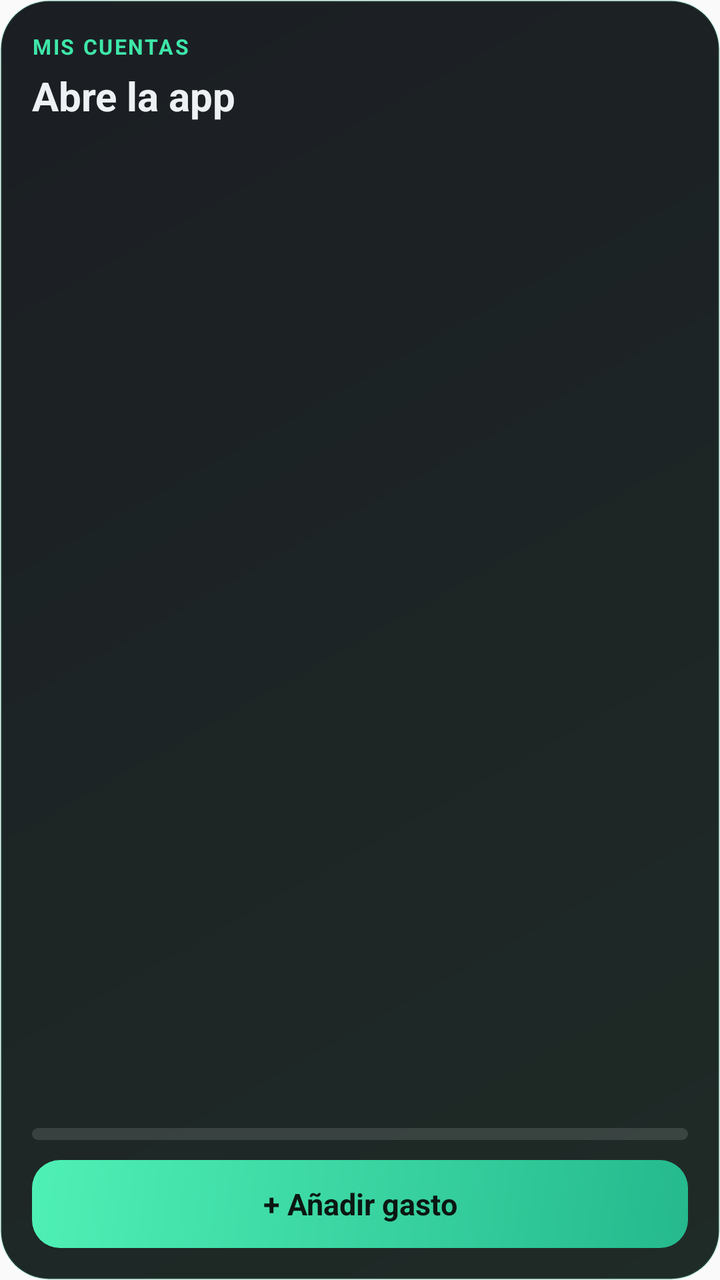
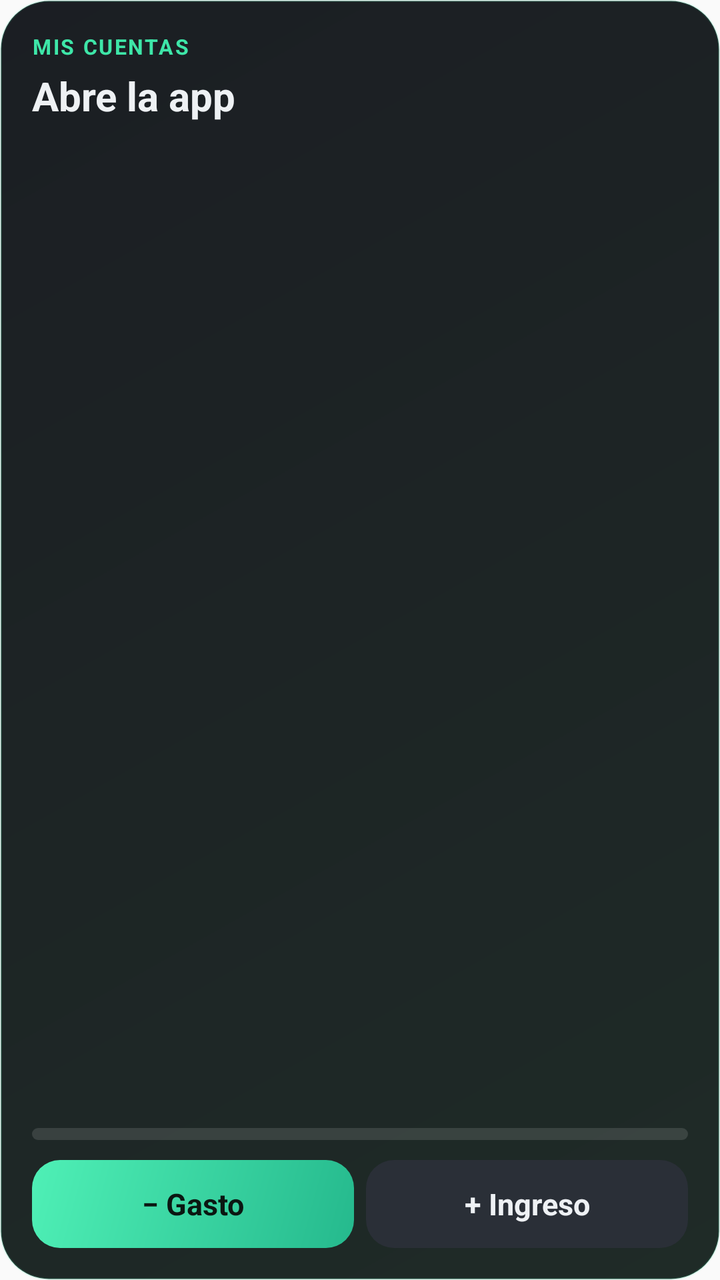

Before-and-after screenshots of an Android layout around one commit, followed by the original layout XML and the change that was made.
<!-- AndroidManifest.xml: application theme AppTheme -->
<!-- res/layout/widget_quick.xml -->
<?xml version="1.0" encoding="utf-8"?>
<LinearLayout xmlns:android="http://schemas.android.com/apk/res/android"
    android:id="@+id/w_root"
    android:layout_width="match_parent"
    android:layout_height="match_parent"
    android:orientation="vertical"
    android:padding="16dp"
    android:background="@drawable/widget_bg">
    <TextView android:layout_width="match_parent" android:layout_height="wrap_content"
        android:text="MIS CUENTAS" android:textColor="#3EE6A8" android:textSize="10.5sp" android:textStyle="bold" android:letterSpacing="0.08" />
    <TextView android:id="@+id/w_main" android:layout_width="match_parent" android:layout_height="wrap_content"
        android:layout_marginTop="4dp" android:text="Abre la app" android:textColor="#EEF1F4" android:textSize="20sp" android:textStyle="bold"
        android:maxLines="1" android:ellipsize="end" />
    <TextView android:id="@+id/w_sub" android:layout_width="match_parent" android:layout_height="0dp" android:layout_weight="1"
        android:layout_marginTop="2dp" android:textColor="#8B93A1" android:textSize="12.5sp" android:maxLines="2" android:ellipsize="end" />
    <LinearLayout android:layout_width="match_parent" android:layout_height="wrap_content" android:orientation="vertical" android:layout_marginTop="6dp" android:layout_marginBottom="10dp">
        <ProgressBar
            android:id="@+id/w_bar_ok"
            style="?android:attr/progressBarStyleHorizontal"
            android:layout_width="match_parent"
            android:layout_height="6dp"
            android:max="100"
            android:progress="0"
            android:visibility="visible"
            android:progressDrawable="@drawable/prog_ok" />
        <ProgressBar
            android:id="@+id/w_bar_warn"
            style="?android:attr/progressBarStyleHorizontal"
            android:layout_width="match_parent"
            android:layout_height="6dp"
            android:max="100"
            android:progress="0"
            android:visibility="gone"
            android:progressDrawable="@drawable/prog_warn" />
        <ProgressBar
            android:id="@+id/w_bar_bad"
            style="?android:attr/progressBarStyleHorizontal"
            android:layout_width="match_parent"
            android:layout_height="6dp"
            android:max="100"
            android:progress="0"
            android:visibility="gone"
            android:progressDrawable="@drawable/prog_bad" />
    </LinearLayout>
    <TextView android:id="@+id/w_add" android:layout_width="match_parent" android:layout_height="44dp"
        android:gravity="center" android:text="+ Añadir gasto" android:textColor="#0B1712" android:textSize="15sp" android:textStyle="bold"
        android:background="@drawable/widget_btn_exp" />
</LinearLayout>
<!-- resources referenced by this layout -->
<resources>
  <!-- drawable prog_bad (drawable) -->
  <?xml version="1.0" encoding="utf-8"?>
  <layer-list xmlns:android="http://schemas.android.com/apk/res/android">
      <item android:id="@android:id/background">
          <shape android:shape="rectangle"><corners android:radius="99dp" /><solid android:color="#1FFFFFFF" /></shape>
      </item>
      <item android:id="@android:id/progress">
          <clip><shape android:shape="rectangle"><corners android:radius="99dp" /><solid android:color="#FFFF6B6B" /></shape></clip>
      </item>
  </layer-list>
  <!-- drawable prog_ok (drawable) -->
  <?xml version="1.0" encoding="utf-8"?>
  <layer-list xmlns:android="http://schemas.android.com/apk/res/android">
      <item android:id="@android:id/background">
          <shape android:shape="rectangle"><corners android:radius="99dp" /><solid android:color="#1FFFFFFF" /></shape>
      </item>
      <item android:id="@android:id/progress">
          <clip><shape android:shape="rectangle"><corners android:radius="99dp" /><solid android:color="#FF3EE6A8" /></shape></clip>
      </item>
  </layer-list>
  <!-- drawable prog_warn (drawable) -->
  <?xml version="1.0" encoding="utf-8"?>
  <layer-list xmlns:android="http://schemas.android.com/apk/res/android">
      <item android:id="@android:id/background">
          <shape android:shape="rectangle"><corners android:radius="99dp" /><solid android:color="#1FFFFFFF" /></shape>
      </item>
      <item android:id="@android:id/progress">
          <clip><shape android:shape="rectangle"><corners android:radius="99dp" /><solid android:color="#FFFFB648" /></shape></clip>
      </item>
  </layer-list>
  <!-- drawable widget_bg (drawable) -->
  <?xml version="1.0" encoding="utf-8"?>
  <shape xmlns:android="http://schemas.android.com/apk/res/android" android:shape="rectangle">
      <gradient android:angle="315" android:startColor="#FF1B1E23" android:endColor="#FF1F2B27" />
      <corners android:radius="24dp" />
      <stroke android:width="1dp" android:color="#243EE6A8" />
  </shape>
  <!-- drawable widget_btn_exp (drawable) -->
  <?xml version="1.0" encoding="utf-8"?>
  <shape xmlns:android="http://schemas.android.com/apk/res/android" android:shape="rectangle">
      <gradient android:angle="315" android:startColor="#FF4FF0B6" android:endColor="#FF25B98D" />
      <corners android:radius="14dp" />
  </shape>
  <style name="AppTheme" parent="Theme.AppCompat.Light.DarkActionBar">
          
          <item name="colorPrimary">@color/colorPrimary</item>
          <item name="colorPrimaryDark">@color/colorPrimaryDark</item>
          <item name="colorAccent">@color/colorAccent</item>
      </style>
</resources>

<!-- the commit's change to res/layout/widget_quick.xml (unified diff, before → after) -->
@@ -42,7 +42,12 @@
             android:visibility="gone"
             android:progressDrawable="@drawable/prog_bad" />
     </LinearLayout>
-    <TextView android:id="@+id/w_add" android:layout_width="match_parent" android:layout_height="44dp"
-        android:gravity="center" android:text="+ Añadir gasto" android:textColor="#0B1712" android:textSize="15sp" android:textStyle="bold"
-        android:background="@drawable/widget_btn_exp" />
+    <LinearLayout android:layout_width="match_parent" android:layout_height="44dp" android:orientation="horizontal">
+        <TextView android:id="@+id/w_add" android:layout_width="0dp" android:layout_height="match_parent" android:layout_weight="1"
+            android:layout_marginEnd="6dp" android:gravity="center" android:text="− Gasto" android:textColor="#0B1712" android:textSize="15sp" android:textStyle="bold"
+            android:background="@drawable/widget_btn_exp" />
+        <TextView android:id="@+id/w_inc" android:layout_width="0dp" android:layout_height="match_parent" android:layout_weight="1"
+            android:gravity="center" android:text="+ Ingreso" android:textColor="#EEF1F4" android:textSize="15sp" android:textStyle="bold"
+            android:background="@drawable/widget_btn_inc" />
+    </LinearLayout>
 </LinearLayout>
<!-- resource entries referenced after the edit -->
@@ -43,6 +43,12 @@
       <gradient android:angle="315" android:startColor="#FF4FF0B6" android:endColor="#FF25B98D" />
       <corners android:radius="14dp" />
   </shape>
+  <!-- drawable widget_btn_inc (drawable) -->
+  <?xml version="1.0" encoding="utf-8"?>
+  <shape xmlns:android="http://schemas.android.com/apk/res/android" android:shape="rectangle">
+      <solid android:color="#FF2A2F37" />
+      <corners android:radius="14dp" />
+  </shape>
   <style name="AppTheme" parent="Theme.AppCompat.Light.DarkActionBar">
           
           <item name="colorPrimary">@color/colorPrimary</item>
